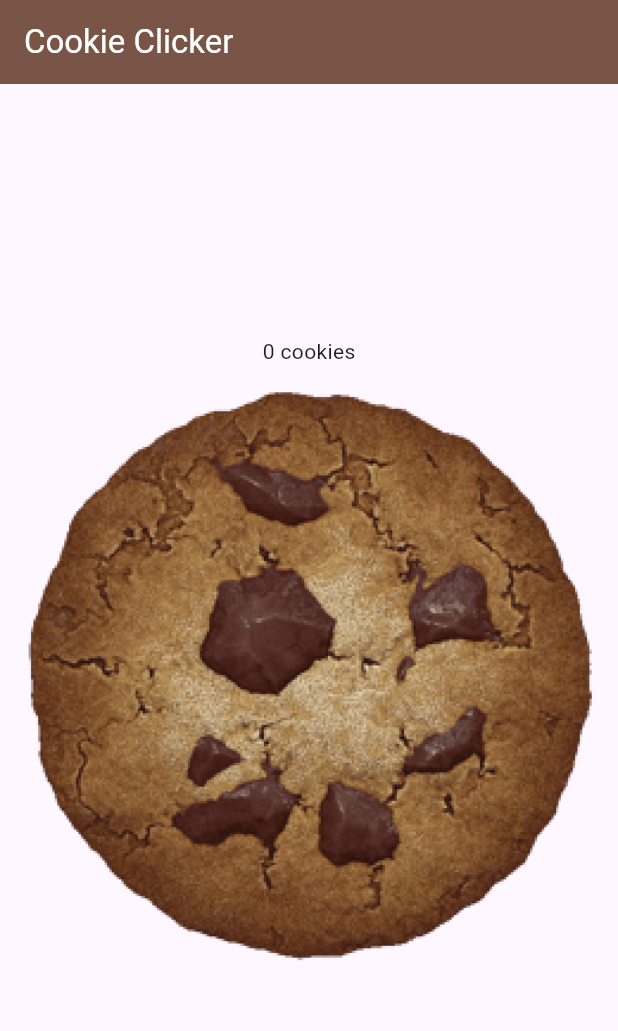
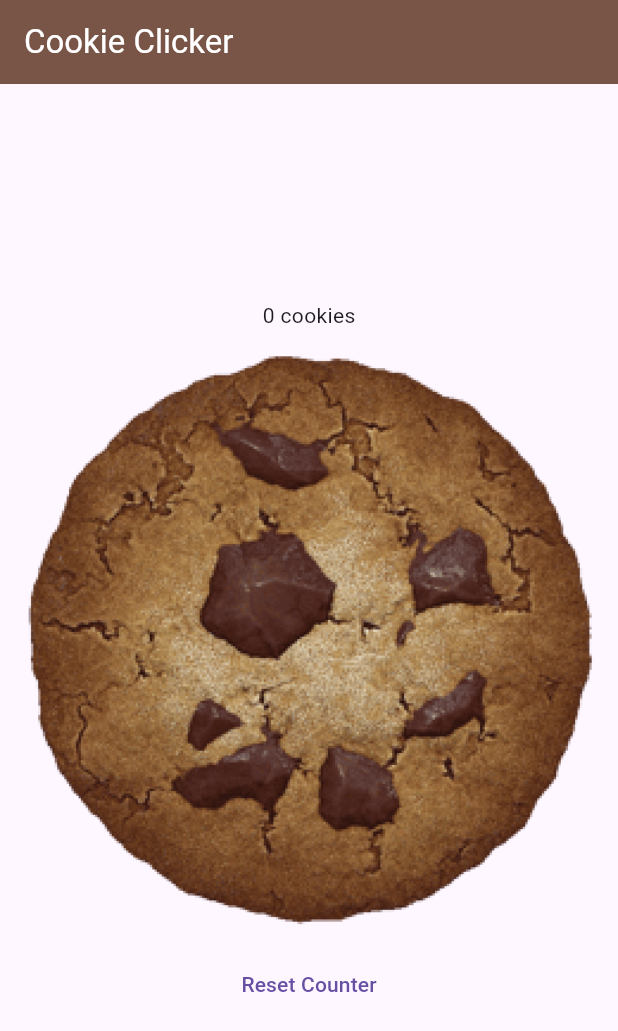
Before and after one commit to thaislins/cookie-clicker, a Flutter app: the screen it shows after launch, on a phone screen of 412 x 824 dp. Shown: the top 1031 px of the screen. Run offline on Flutter 3.47's test engine with Material 3 defaults, Android fonts, the light colour scheme and no system bars.

Commit message:
Add counter reset button

```diff
--- a/lib/cookie_clicker.dart
+++ b/lib/cookie_clicker.dart
@@ -32,6 +32,14 @@ class _CookieClickerState extends State<CookieClicker> {
           },
           icon: Image.asset("images/cookie.png"),
         ),
+        TextButton(
+          onPressed: () {
+            setState(() {
+              count = 0;
+            });
+          },
+          child: Text("Reset Counter"),
+        ),
       ],
     );
   }
```
